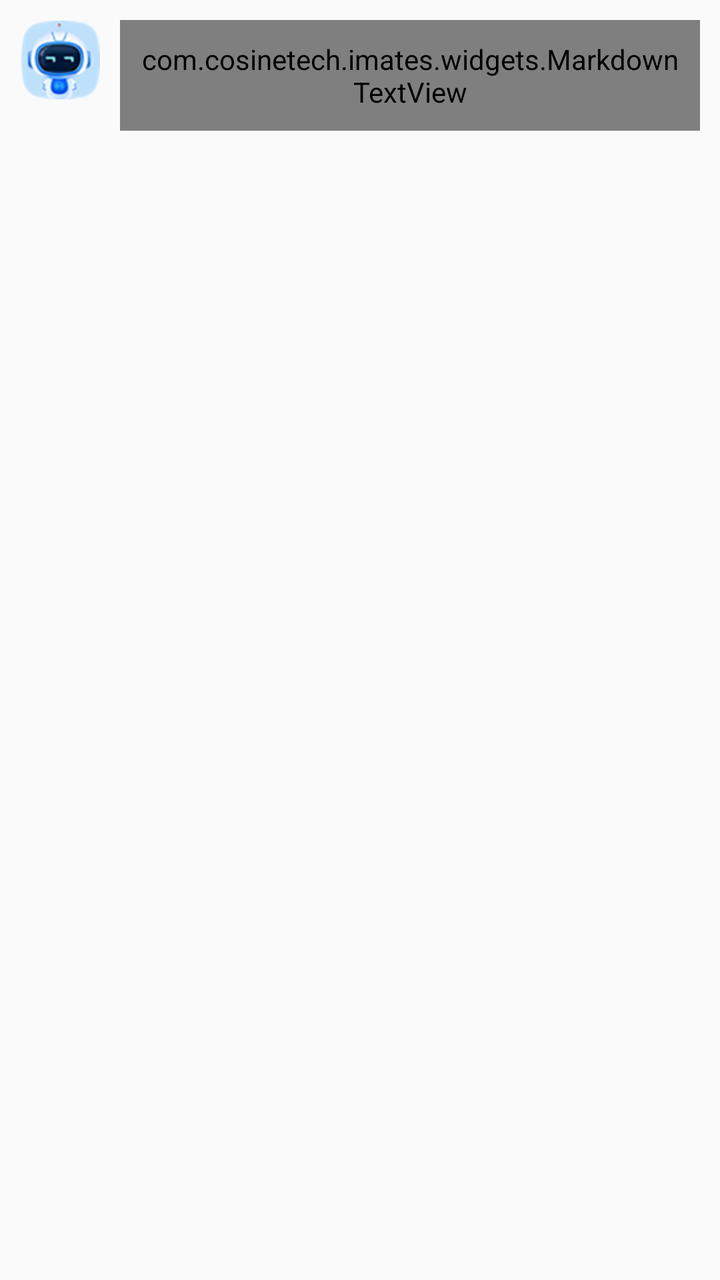
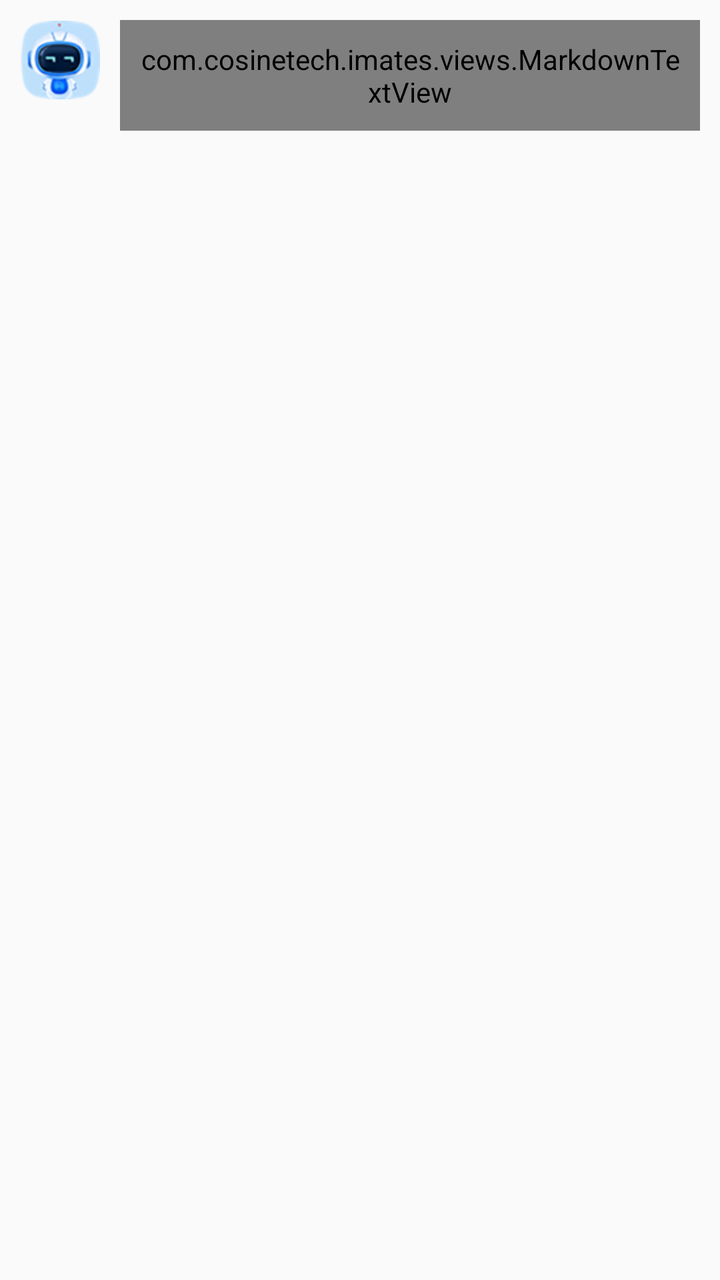

Two renders of the same Android screen: before a commit and after it. Below are the layout's source before the change and the commit's diff.
<!-- AndroidManifest.xml: application theme Theme.IMatesApp.FullScreen -->
<!-- res/layout/item_message_left.xml -->
<?xml version="1.0" encoding="utf-8"?>
<LinearLayout xmlns:android="http://schemas.android.com/apk/res/android"
    android:layout_width="match_parent"
    android:layout_height="wrap_content"
    android:orientation="horizontal"
    android:padding="10dp">

    <ImageView
        android:id="@+id/iv_avatar"
        android:layout_width="40dp"
        android:layout_height="40dp"
        android:src="@drawable/chat_ai_avatar_robot" />

    <com.cosinetech.imates.widgets.MarkdownTextView
        android:id="@+id/tv_message"
        android:layout_width="wrap_content"
        android:layout_height="wrap_content"
        android:layout_marginStart="10dp"
        android:background="@drawable/chat_ai_msg_ai_bg"
        android:padding="10dp"
        android:textColor="#000000"
        android:textSize="12sp" />
</LinearLayout>
<!-- resources referenced by this layout -->
<resources>
  <!-- drawable chat_ai_avatar_robot: png bitmap (drawable, 7792 bytes) -->
  <!-- drawable chat_ai_msg_ai_bg (drawable) -->
  <shape android:shape="rectangle"
      xmlns:android="http://schemas.android.com/apk/res/android">
      <solid android:color="#ffffffff" />
      <corners android:topLeftRadius="5dp" android:topRightRadius="5dp" android:bottomLeftRadius="5dp" android:bottomRightRadius="5dp" />
  </shape>
  <style name="Theme.IMatesApp.FullScreen" parent="Theme.AppCompat.Light.NoActionBar">
          
          <item name="android:windowFullscreen">true</item>
          
          <item name="android:windowTranslucentStatus">true</item>
          
          <item name="android:windowTranslucentNavigation">true</item>
      </style>
</resources>

<!-- the commit's change to res/layout/item_message_left.xml (unified diff, before → after) -->
@@ -11,7 +11,7 @@
         android:layout_height="40dp"
         android:src="@drawable/chat_ai_avatar_robot" />
 
-    <com.cosinetech.imates.widgets.MarkdownTextView
+    <com.cosinetech.imates.views.MarkdownTextView
         android:id="@+id/tv_message"
         android:layout_width="wrap_content"
         android:layout_height="wrap_content"
